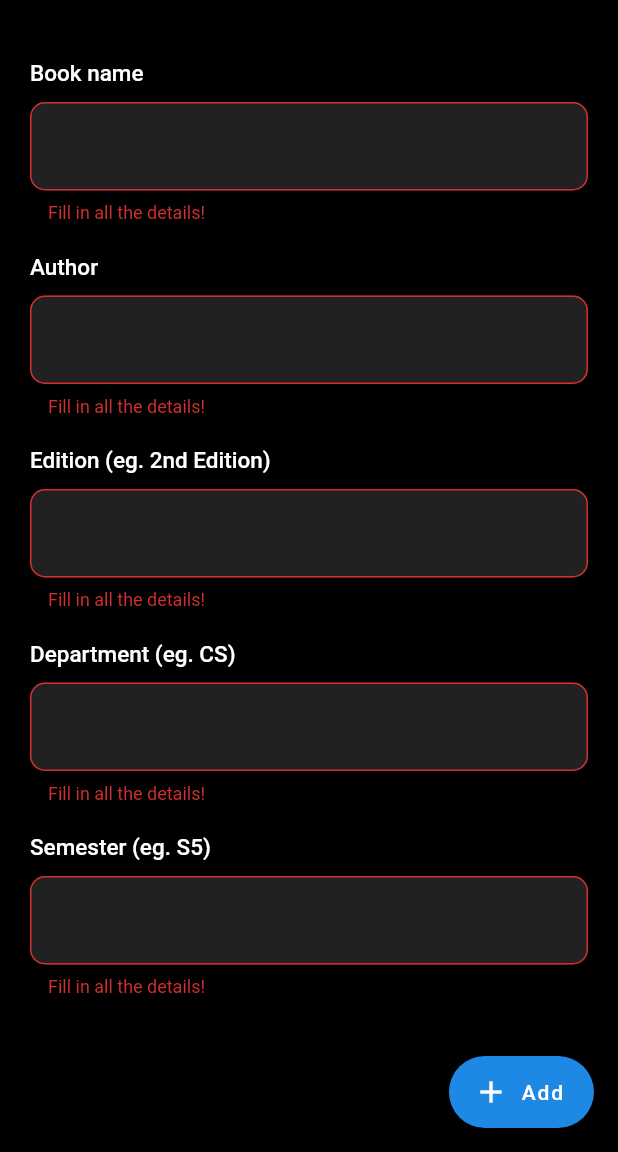
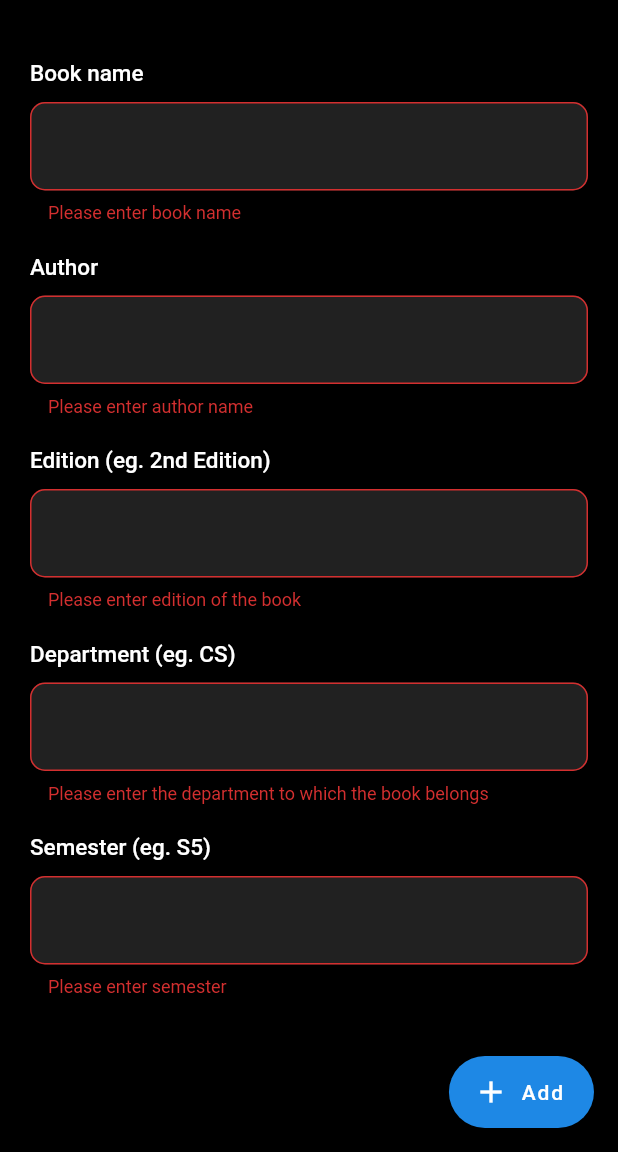
Before and after one commit to aKrRaC/bookopedia, a Flutter app: the AddBooks screen opened directly, after a tap on "Add", on a phone screen of 412 x 824 dp, the part 84-1236 px from its top. Run offline on Flutter 3.47's test engine with Material 2 defaults, Android fonts, the phone set to English and light mode, and no system bars; our stand-ins replace cloud_firestore, firebase_auth, flutter_spinkit; missing offline and left inert: flappy_search_bar; accounts and stored records are empty.

Commit message:
added validator for AddBooks page started search implementation

```diff
--- a/lib/pages/Add_Books.dart
+++ b/lib/pages/Add_Books.dart
@@ -69,7 +69,21 @@ class _AddBooksState extends State<AddBooks> {
           ),
           TextFormField(
             style: TextStyle(color: Colors.white),
-              validator: (val) => val.isEmpty ? 'Fill in all the details!' : null,
+              validator: (val){
+                if(title == "Book name" && val.isEmpty){
+                  return "Please enter book name";
+                }else if(title == "Author" && val.isEmpty){
+                  return "Please enter author name";
+                }else if(title == 'Edition (eg. 2nd Edition)' && val.isEmpty){
+                  return "Please enter edition of the book";
+                }else if(title == 'Department (eg. CS)' && val.isEmpty){
+                  return "Please enter the department to which the book belongs";
+                }else if(title == 'Semester (eg. S5)' && val.isEmpty){
+                  return "Please enter semester";
+                }else{
+                  return null;
+                }
+              },
               onChanged: (val) {
                 if (title == "Book name"){
                   setState(() => bookname = val);
@@ -110,6 +124,16 @@ class _AddBooksState extends State<AddBooks> {
         _entryField("Semester (eg. S5)"),
       ],
     );
+  }
+
+  setSearchParam(String bookname) {
+    List<String> bookSearchList = List();
+    String temp = "";
+    for (int i = 0; i < bookname.length; i++) {
+      temp = temp + bookname[i];
+      bookSearchList.add(temp);
+    }
+    return bookSearchList;
   }
 
   @override
@@ -193,6 +217,7 @@ class _AddBooksState extends State<AddBooks> {
                         'edition': edition,
                         'department': bdept,
                         'semester': bsem,
+                        'booksearch': setSearchParam(bookname),
                   });
                   print(result);
                   if (result != null) {
--- a/lib/pages/Searchpage.dart
+++ b/lib/pages/Searchpage.dart
@@ -18,8 +18,6 @@ class Searchpage extends StatelessWidget {
 
     Future<List<BookData>> search(String search) async {
       await Future.delayed(Duration(seconds: 1));
-      if (search == "empty") return [];
-      if (search == "error") throw Error();
       return List.generate(search.length, (int index) {
         return BookData(
           bookname: book.bookname,
--- a/lib/pages/bookdesc.dart
+++ b/lib/pages/bookdesc.dart
@@ -83,7 +83,7 @@ class _BookdescState extends State<Bookdesc> {
                       alignment: Alignment.topLeft,
                       child: Center(
                         child: Container(
-                            width: 145.0,
+                            width: 130.0,
                             height: 175.0,
                             decoration: BoxDecoration(
                               borderRadius: BorderRadius.all(
@@ -93,8 +93,8 @@ class _BookdescState extends State<Bookdesc> {
                             child: ClipRRect(
                               borderRadius: BorderRadius.circular(10.0),
                               child: Image(
-                                image: AssetImage('assets/images/cover.jpg'),
-                                fit: BoxFit.fitHeight,
+                                image: AssetImage('assets/images/NotAvailable.jpg'),
+                                fit: BoxFit.fill,
                               ),
                             )
                         ),
--- a/pubspec.yaml
+++ b/pubspec.yaml
@@ -57,6 +57,7 @@ flutter:
     - assets/images/pic.png
     - assets/images/icon.png
     - assets/images/nope.png
+    - assets/images/NotAvailable.jpg
   #   - images/a_dot_ham.jpeg
 
   # An image asset can refer to one or more resolution-specific "variants", see
```
Also changed, not shown: assets/images/NotAvailable.jpg (added).
